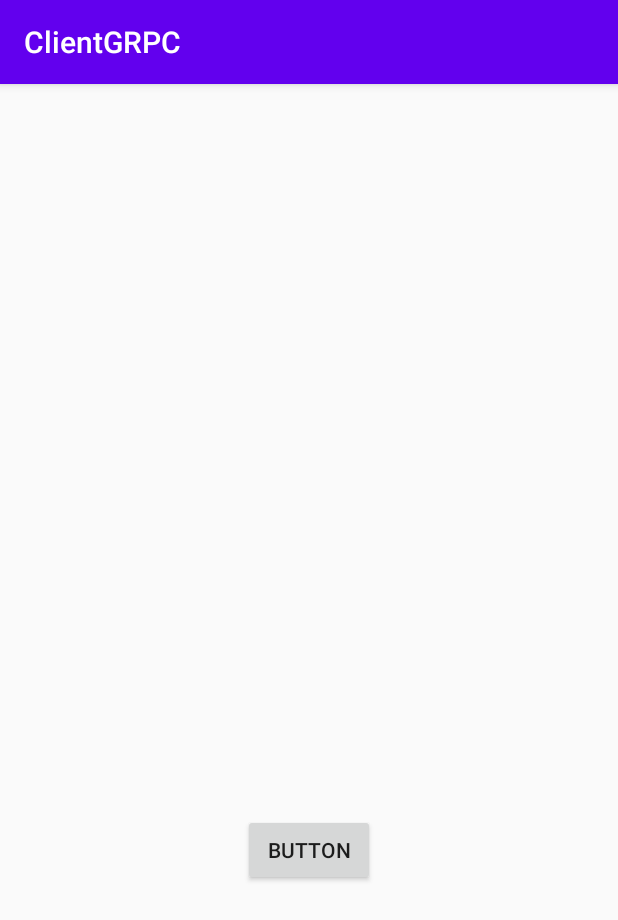
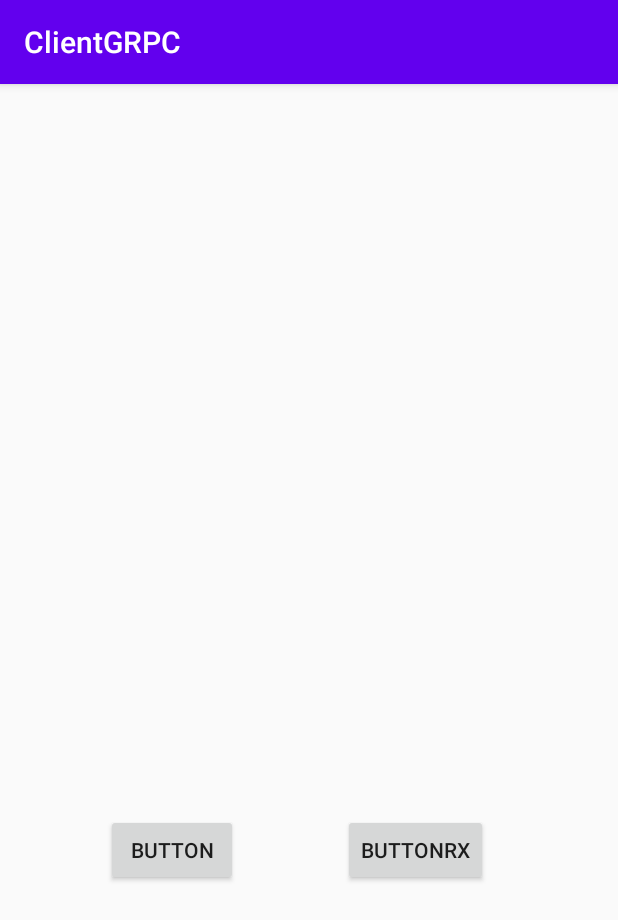
Before and after one commit to SergeantBulkin/ClientGRPC, an Android app: the screen it shows after launch (MainActivity), after a tap on "BUTTON", on a phone screen of 412 x 824 dp. Shown: the top 920 px of the screen. Run offline under Robolectric (Android 15) with nearby library versions, the phone set to English and light mode, and no system bars; our stand-ins replace RxJava; libraries missing offline, so code that uses them is left out: by.sergeantbulkin.proto, io.grpc; 6 statements that could not run were skipped.

Commit message:
Rx WORKS!

```diff
--- a/app/src/main/java/by/sergeantbulkin/grpc/fragment/BaseFragment.java
+++ b/app/src/main/java/by/sergeantbulkin/grpc/fragment/BaseFragment.java
@@ -4,11 +4,6 @@ import android.app.Activity;
 import android.content.Context;
 import android.os.AsyncTask;
 import android.os.Bundle;
-
-import androidx.annotation.NonNull;
-import androidx.annotation.Nullable;
-import androidx.fragment.app.Fragment;
-
 import android.view.LayoutInflater;
 import android.view.View;
 import android.view.ViewGroup;
@@ -16,24 +11,30 @@ import android.view.inputmethod.InputMethodManager;
 import android.widget.Button;
 import android.widget.TextView;
 
-import java.io.PrintWriter;
-import java.io.StringWriter;
 import java.lang.ref.WeakReference;
 import java.util.concurrent.TimeUnit;
 
-import by.sergeantbulkin.grpc.R;
-import by.sergeantbulkin.grpc.databinding.FragmentBaseBinding;
+import androidx.annotation.NonNull;
+import androidx.annotation.Nullable;
+import androidx.fragment.app.Fragment;
 import by.sergeantbulkin.proto.MethodRequest;
 import by.sergeantbulkin.proto.MethodResponse;
+import by.sergeantbulkin.grpc.R;
+import by.sergeantbulkin.proto.RxmethodGrpc;
+import by.sergeantbulkin.grpc.databinding.FragmentBaseBinding;
 import by.sergeantbulkin.proto.methodGrpc;
 import io.grpc.ManagedChannel;
 import io.grpc.ManagedChannelBuilder;
+import io.reactivex.Single;
+import io.reactivex.android.schedulers.AndroidSchedulers;
+import io.reactivex.observers.DisposableSingleObserver;
+import io.reactivex.schedulers.Schedulers;
 
 public class BaseFragment extends Fragment
 {
     //----------------------------------------------------------------------------------------------
     private final String HOST = "192.168.43.231";
-    private final String PORT = "9090";
+    private final int PORT = 9090;
     //----------------------------------------------------------------------------------------------
     FragmentBaseBinding binding;
     //----------------------------------------------------------------------------------------------
@@ -69,8 +70,47 @@ public class BaseFragment extends Fragment
     {
         binding.button.setOnClickListener(v ->
         {
+            clearText();
             sendMessage();
         });
+        binding.buttonRx.setOnClickListener(v ->
+        {
+            clearText();
+            sendRxMessage();
+        });
+    }
+
+    private void sendRxMessage()
+    {
+        binding.buttonRx.setEnabled(false);
+        ManagedChannel channel = ManagedChannelBuilder.forAddress(HOST, PORT).usePlaintext().build();
+        RxmethodGrpc.RxmethodStub stub = RxmethodGrpc.newRxStub(channel);
+        Single<MethodRequest> req = Single.just(MethodRequest.newBuilder().build());
+        Single<MethodResponse> resp = req.compose(stub::getMethodNumber);
+        resp.subscribeOn(Schedulers.io())
+                .observeOn(AndroidSchedulers.mainThread())
+                .subscribe(new DisposableSingleObserver<MethodResponse>()
+                {
+                    @Override
+                    public void onSuccess(MethodResponse methodResponse)
+                    {
+                        binding.textView.setText(String.valueOf(methodResponse.getResponseCode()));
+                        binding.buttonRx.setEnabled(true);
+                        try
+                        {
+                            channel.shutdown().awaitTermination(1, TimeUnit.SECONDS);
+                        } catch (InterruptedException e)
+                        {
+                            Thread.currentThread().interrupt();
+                        }
+                    }
+
+                    @Override
+                    public void onError(Throwable e)
+                    {
+                        e.printStackTrace();
+                    }
+                });
     }
     //----------------------------------------------------------------------------------------------
     private void sendMessage()
@@ -80,7 +120,12 @@ public class BaseFragment extends Fragment
         binding.textView.setText("");
 
         new GrpcTask(requireActivity())
-                .execute(HOST, PORT);
+                .execute(HOST, String.valueOf(PORT));
+    }
+    //----------------------------------------------------------------------------------------------
+    private void clearText()
+    {
+        binding.textView.setText("");
     }
     //----------------------------------------------------------------------------------------------
     private static class GrpcTask extends AsyncTask<String, Void, String>
@@ -104,15 +149,12 @@ public class BaseFragment extends Fragment
                 channel = ManagedChannelBuilder.forAddress(host, port).usePlaintext().build();
                 methodGrpc.methodBlockingStub stub = methodGrpc.newBlockingStub(channel);
                 MethodRequest request = MethodRequest.newBuilder().build();
-                MethodResponse response = stub.getMethod(request);
+                MethodResponse response = stub.getMethodNumber(request);
                 return String.valueOf(response.getResponseCode());
             } catch (Exception e)
             {
-                StringWriter sw = new StringWriter();
-                PrintWriter pw = new PrintWriter(sw);
-                e.printStackTrace(pw);
-                pw.flush();
-                return String.format("Failed... : %n%s", sw);
+                e.printStackTrace();
+                return "Failed... ";
             }
         }
 
--- a/app/src/main/res/layout/fragment_base.xml
+++ b/app/src/main/res/layout/fragment_base.xml
@@ -11,6 +11,7 @@
         android:layout_width="wrap_content"
         android:layout_height="wrap_content"
         android:text="TextView"
+        android:textColor="@android:color/black"
         app:layout_constraintBottom_toTopOf="@+id/button"
         app:layout_constraintEnd_toEndOf="parent"
         app:layout_constraintHorizontal_bias="0.5"
@@ -23,8 +24,19 @@
         android:layout_height="wrap_content"
         android:text="Button"
         app:layout_constraintBottom_toBottomOf="parent"
-        app:layout_constraintEnd_toEndOf="parent"
+        app:layout_constraintEnd_toStartOf="@+id/buttonRx"
         app:layout_constraintHorizontal_bias="0.5"
         app:layout_constraintStart_toStartOf="parent"
         app:layout_constraintTop_toBottomOf="@+id/textView" />
+
+    <Button
+        android:id="@+id/buttonRx"
+        android:layout_width="wrap_content"
+        android:layout_height="wrap_content"
+        android:layout_marginEnd="16dp"
+        android:text="ButtonRx"
+        app:layout_constraintBottom_toBottomOf="@+id/button"
+        app:layout_constraintEnd_toEndOf="parent"
+        app:layout_constraintHorizontal_bias="0.5"
+        app:layout_constraintStart_toEndOf="@+id/button" />
 </androidx.constraintlayout.widget.ConstraintLayout>
```
Also changed, not shown: app/build.gradle (+9 -10 lines), 1 other file.
